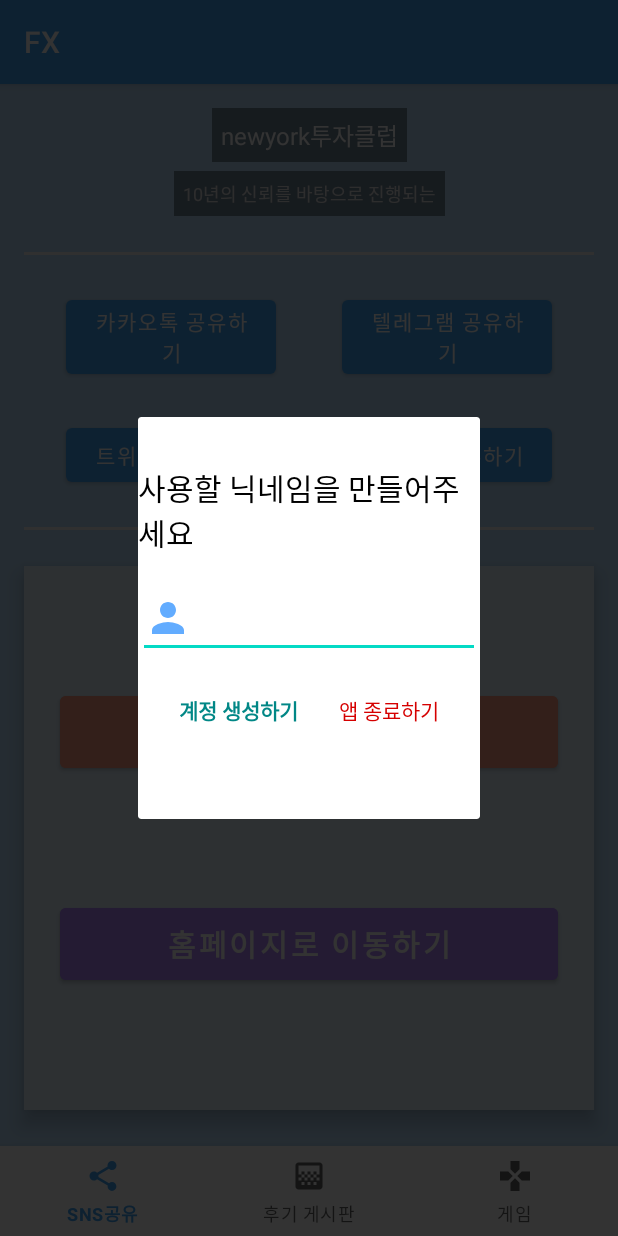
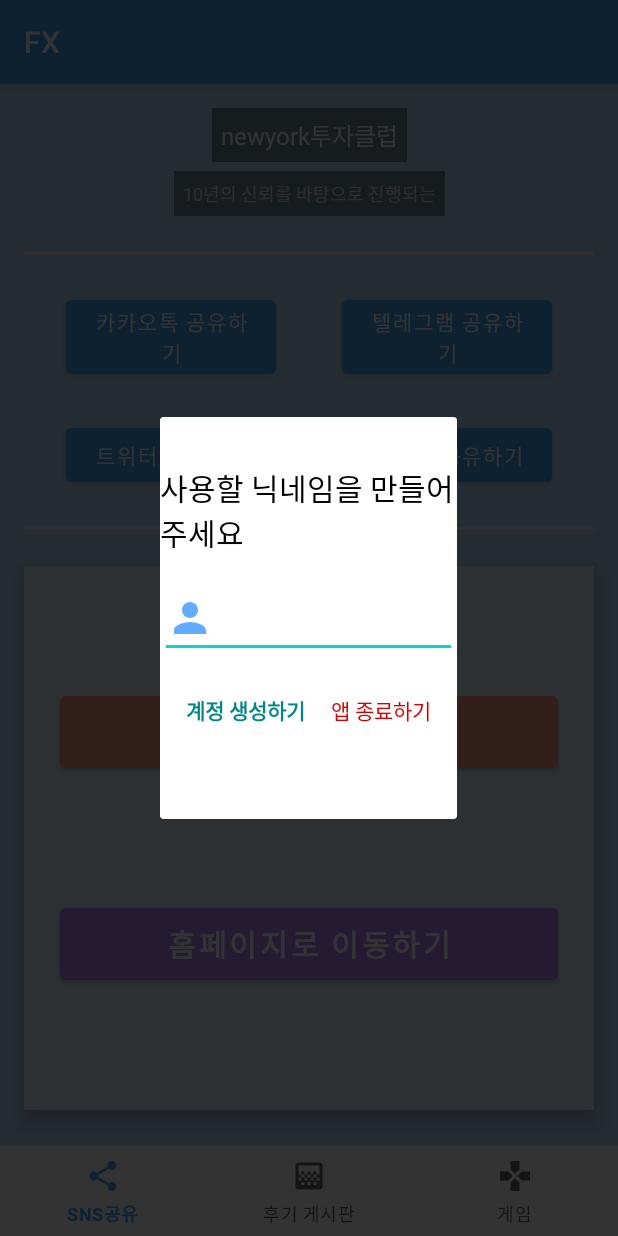
Before and after one commit to LonerStayle/FX, an Android app: the screen it shows after launch (MainActivity), on a phone screen of 412 x 824 dp. Run offline under Robolectric (Android 15) with nearby library versions, the phone set to English and light mode, and no system bars; our stand-ins replace Firebase (no records; nobody signed in at launch, a user with empty details on screens opened directly), Room's generated code, data binding, navigation-ui.

Commit message:
[ADD] 가로 세로 파라미터 순서변경

```diff
--- a/app/src/main/java/kr/loner/fx/ui/base/BaseDialog.kt
+++ b/app/src/main/java/kr/loner/fx/ui/base/BaseDialog.kt
@@ -31,11 +31,11 @@ class BaseDialog<VDB : ViewDataBinding>(
         }
     }
 
-    fun setWindowLayoutControl(height: Int, width: Int) {
+    fun setWindowLayoutControl(width: Int, height: Int) {
         WindowManager.LayoutParams().let {
             val dp = context.resources.displayMetrics.density
-            it.height = (height * dp).toInt()
-            it.width = (width * dp).toInt()
+            it.height = (width * dp).toInt()
+            it.width = (height * dp).toInt()
             window?.setLayout(it.width,it.height)
         }
     }
--- a/app/src/main/java/kr/loner/fx/ui/dest/main/MainFragment.kt
+++ b/app/src/main/java/kr/loner/fx/ui/dest/main/MainFragment.kt
@@ -33,7 +33,7 @@ class MainFragment :
     private fun setUserCreateDialogShow() {
             BaseDialog<DialogUsercreateBinding>(requireContext(), R.layout.dialog_usercreate).apply {
                 setWindowManager(Gravity.NO_GRAVITY, 0.8f, false)
-                setWindowLayoutControl(300,260)
+                setWindowLayoutControl(300,230)
                 setCancelable(false)
                 setCanceledOnTouchOutside(false)
                 show()
```
